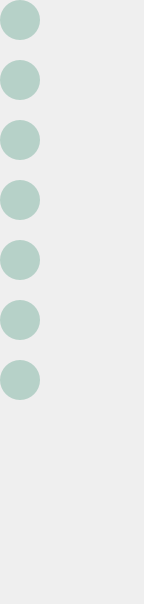
This is OnePlayer/src/MultiBtnWidget.ui in whdicu/OnePlayer as Qt 5 draws it before an edit. The edited form follows.
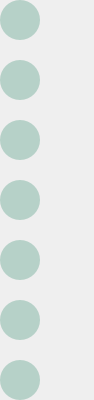
This is the edited form. Icons and pictures are not drawn.

Commit message: 1.右侧按钮隐藏未实现的

```diff
--- a/OnePlayer/src/MultiBtnWidget.ui
+++ b/OnePlayer/src/MultiBtnWidget.ui
@@ -6,8 +6,8 @@
    <rect>
     <x>0</x>
     <y>0</y>
-    <width>144</width>
-    <height>604</height>
+    <width>94</width>
+    <height>400</height>
    </rect>
   </property>
   <property name="windowTitle">
@@ -96,7 +96,7 @@
       <property name="geometry">
        <rect>
         <x>0</x>
-        <y>120</y>
+        <y>300</y>
         <width>40</width>
         <height>40</height>
        </rect>
@@ -178,7 +178,7 @@
       <property name="geometry">
        <rect>
         <x>0</x>
-        <y>180</y>
+        <y>240</y>
         <width>40</width>
         <height>40</height>
        </rect>
@@ -219,7 +219,7 @@
       <property name="geometry">
        <rect>
         <x>0</x>
-        <y>240</y>
+        <y>120</y>
         <width>40</width>
         <height>40</height>
        </rect>
@@ -260,7 +260,7 @@
       <property name="geometry">
        <rect>
         <x>0</x>
-        <y>300</y>
+        <y>180</y>
         <width>40</width>
         <height>40</height>
        </rect>
```
The commit also changes 2 other files.
